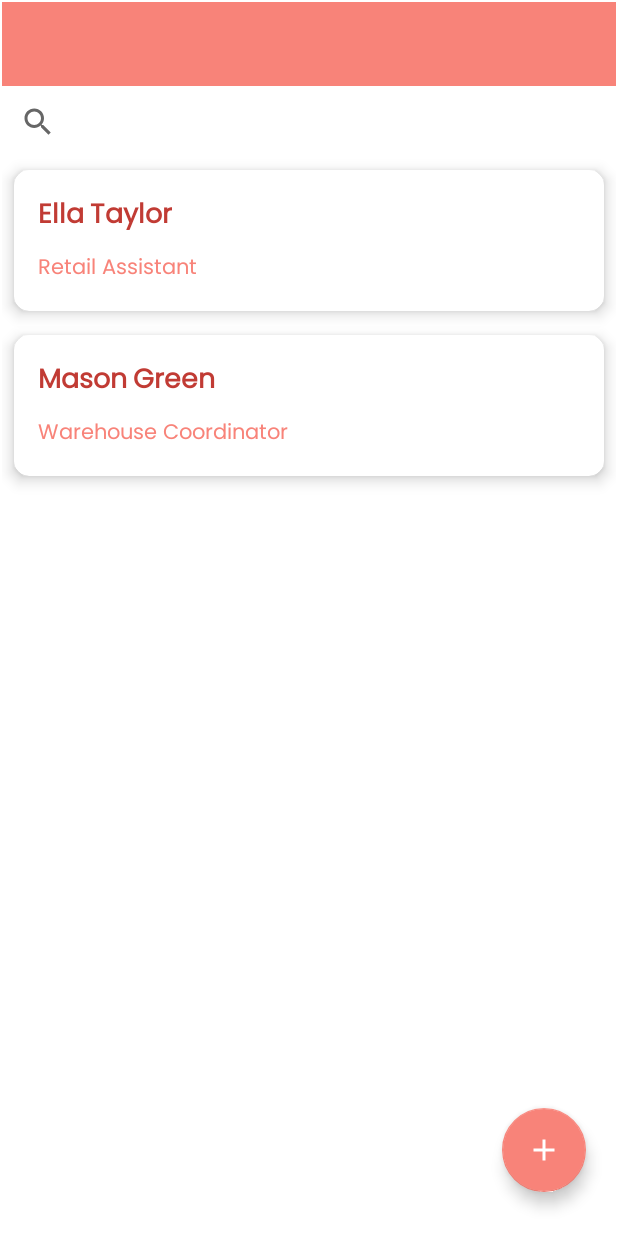
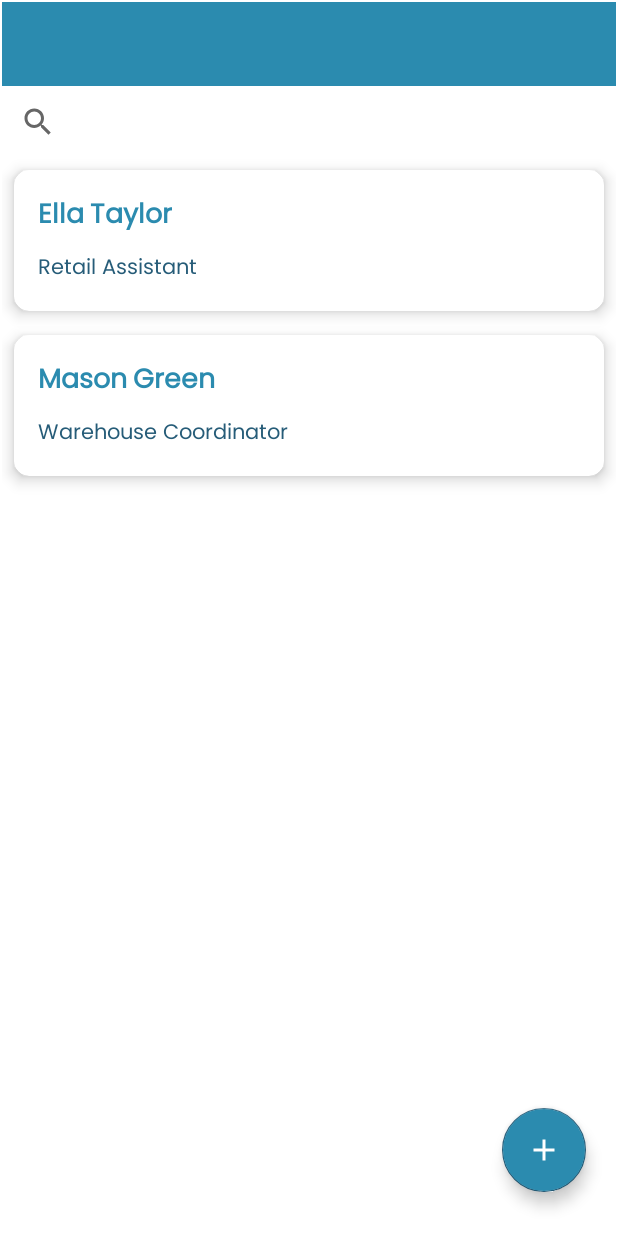
Before and after one commit to florscolari/EmployeeAppProject, an Android app: the screen it shows after launch (MainActivity), on a phone screen of 412 x 824 dp. Run offline under Robolectric (Android 15) with nearby library versions, the phone set to English and light mode, and no system bars; our stand-ins replace Room's generated code, data binding; Roboto replaces fonts that are not available here.

Commit message:
ADDED blue theme for employee management

```diff
--- a/app/src/main/res/layout/employee_item.xml
+++ b/app/src/main/res/layout/employee_item.xml
@@ -24,7 +24,7 @@
                 android:layout_weight="200"
                 android:fontFamily="@font/poppins_regular"
                 android:text="FirstName"
-                android:textColor="@color/red"
+                android:textColor="@color/blueVariant"
                 android:textSize="18sp"
                 android:textStyle="bold"
                 tools:ignore="MissingConstraints"
@@ -38,7 +38,7 @@
                 android:layout_weight="200"
                 android:fontFamily="@font/poppins_regular"
                 android:text="LastName"
-                android:textColor="@color/red"
+                android:textColor="@color/blueVariant"
                 android:textSize="18sp"
                 android:textStyle="bold"
                 android:layout_marginStart="4dp"
@@ -54,7 +54,7 @@
                 android:text="Job Role"
                 android:textSize="14sp"
                 android:fontFamily="@font/poppins_regular"
-                android:textColor="@color/pink"
+                android:textColor="@color/blue"
                 app:layout_constraintTop_toBottomOf="@+id/employeeFirstName"
                 app:layout_constraintStart_toStartOf="@id/employeeFirstName"
                 tools:ignore="MissingConstraints" />
--- a/app/src/main/res/layout/fragment_add_employee.xml
+++ b/app/src/main/res/layout/fragment_add_employee.xml
@@ -33,7 +33,7 @@
             android:fontFamily="@font/poppins_regular"
             android:text="@string/add_employee"
             android:textStyle="bold"
-            android:textColor="@color/red"
+            android:textColor="@color/blueVariant"
             android:textSize="24sp" />
 
         <TextView
--- a/app/src/main/res/layout/fragment_edit_employee.xml
+++ b/app/src/main/res/layout/fragment_edit_employee.xml
@@ -29,7 +29,7 @@
             android:layout_marginEnd="16dp"
             android:fontFamily="@font/poppins_regular"
             android:text="@string/edit_employee"
-            android:textColor="@color/red"
+            android:textColor="@color/blueVariant"
             android:textSize="24sp"
             android:textStyle="bold"
             />
@@ -92,8 +92,9 @@
             android:layout_marginEnd="16dp"
             android:text="@string/save" />
 
-        <Button
+        <com.google.android.material.button.MaterialButton
             android:id="@+id/editEmployeeDeleteBtn"
+            style="?attr/materialButtonOutlinedStyle"
             android:layout_width="120dp"
             android:layout_height="60dp"
             android:layout_below="@id/editEmployeeSaveBtn"
--- a/app/src/main/res/layout/fragment_home.xml
+++ b/app/src/main/res/layout/fragment_home.xml
@@ -15,7 +15,7 @@
             android:layout_height="wrap_content"
             android:layout_marginEnd="20dp"
             android:layout_marginBottom="28dp"
-            android:backgroundTint="@color/pink"
+            android:backgroundTint="@color/blueVariant"
             android:clickable="true"
             android:contentDescription="@string/image"
             android:tintMode="@color/white"
--- a/app/src/main/res/values/colors.xml
+++ b/app/src/main/res/values/colors.xml
@@ -6,5 +6,11 @@
     <!--todo: change for my own ones after the logic works -->
     <color name="pink">#F88379</color>
     <color name="red">#c13b34</color>
+    <color name="blue">#265c78</color>
+    <color name="blueVariant">#2b8baf</color>
+
+    <!--bg colors for toast component -->
+    <color name="toast_red">#c0392b</color>
+    <color name="toast_green">#27ae60</color>
 
 </resources>
--- a/app/src/main/res/values/themes.xml
+++ b/app/src/main/res/values/themes.xml
@@ -9,12 +9,12 @@
         <!-- todo: change for my own ones after the logic works -->
 
         <!-- Primary brand color. -->
-        <item name="colorPrimary">@color/pink</item>
-        <item name="colorPrimaryVariant">@color/pink</item>
+        <item name="colorPrimary">@color/blueVariant</item>
+        <item name="colorPrimaryVariant">@color/blue</item>
         <item name="colorOnPrimary">@color/white</item>
         <!-- Secondary brand color. -->
-        <item name="colorSecondary">@color/pink</item>
-        <item name="colorSecondaryVariant">@color/pink</item>
+        <item name="colorSecondary">@color/blue</item>
+        <item name="colorSecondaryVariant">@color/blue</item>
         <item name="colorOnSecondary">@color/black</item>
         <!-- Status bar color. -->
         <item name="android:statusBarColor">?attr/colorPrimaryVariant</item>
```
